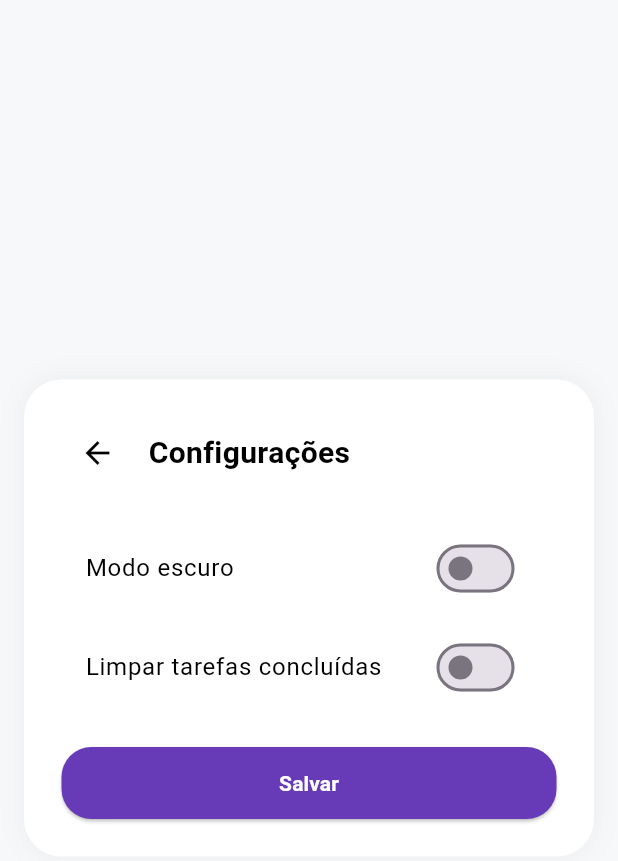
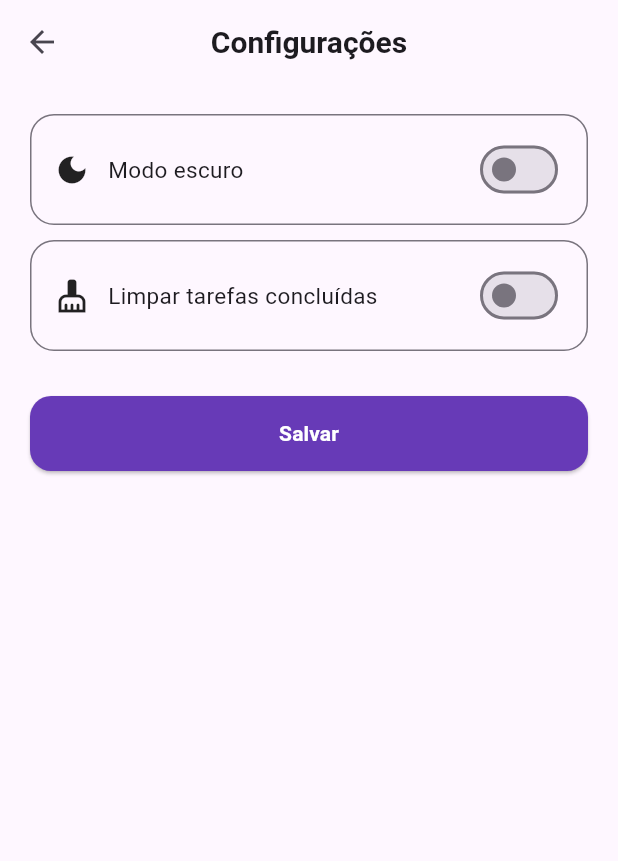
Before and after one commit to codebylari/taskmaster_app, a Flutter app: the screen it shows after launch, after a tap on the "radio button unchecked" icon, after a tap on the "settings" icon, on a phone screen of 412 x 824 dp. Shown: the top 861 px of the screen. Run offline on Flutter 3.47's test engine with Material 3 defaults, Android fonts, the phone set to English and light mode, and no system bars.

Commit message:
arrumei modo escuro

```diff
--- a/lib/main.dart
+++ b/lib/main.dart
@@ -6,13 +6,41 @@ void main() {
   runApp(MyApp());
 }
 
-class MyApp extends StatelessWidget {
+// 🔥 ALTERADO PARA STATEFUL (sem remover nada importante)
+class MyApp extends StatefulWidget {
+  @override
+  State<MyApp> createState() => _MyAppState();
+}
+
+class _MyAppState extends State<MyApp> {
+  bool modoEscuro = false;
+
+  // 🔥 função global para trocar tema
+  void atualizarTema(bool valor) {
+    setState(() {
+      modoEscuro = valor;
+    });
+  }
+
   @override
   Widget build(BuildContext context) {
     return MaterialApp(
       debugShowCheckedModeBanner: false,
+
+      // 👇 seu tema original (mantido)
       theme: AppTheme.theme,
-      home: SplashScreen(),
+
+      // 🔥 NOVO: tema escuro global
+      darkTheme: ThemeData.dark(),
+
+      // 🔥 NOVO: controle do tema
+      themeMode: modoEscuro ? ThemeMode.dark : ThemeMode.light,
+
+      // 🔥 ALTERAÇÃO AQUI (PASSANDO PRA SPLASH)
+      home: SplashScreen(
+        modoEscuro: modoEscuro,
+        onTemaChanged: atualizarTema,
+      ),
     );
   }
 }
--- a/lib/screens/configuracoes_page.dart
+++ b/lib/screens/configuracoes_page.dart
@@ -1,15 +1,34 @@
 import 'package:flutter/material.dart';
 
 class ConfiguracoesPage extends StatefulWidget {
-  const ConfiguracoesPage({super.key});
+  final bool modoEscuroAtual; // 🔥 recebe do app
+
+  // 🔥 ADICIONEI (não remove nada)
+  final Function(bool) onTemaChanged;
+
+  const ConfiguracoesPage({
+    super.key,
+    required this.modoEscuroAtual,
+
+    // 🔥 ADICIONEI (obrigatório agora)
+    required this.onTemaChanged,
+  });
 
   @override
   State<ConfiguracoesPage> createState() => _ConfiguracoesPageState();
 }
 
 class _ConfiguracoesPageState extends State<ConfiguracoesPage> {
-  bool modoEscuro = false;
+  late bool modoEscuro;
   bool limparConcluidas = false;
+
+  @override
+  void initState() {
+    super.initState();
+
+    // 🔥 AGORA ELE PEGA O VALOR REAL
+    modoEscuro = widget.modoEscuroAtual;
+  }
 
   void salvar() {
     Navigator.pop(context, {
@@ -20,100 +39,71 @@ class _ConfiguracoesPageState extends State<ConfiguracoesPage> {
 
   @override
   Widget build(BuildContext context) {
+    final theme = Theme.of(context);
+
     return Scaffold(
-      backgroundColor:
-          modoEscuro ? Colors.black : const Color(0xFFF7F8FA),
+      backgroundColor: theme.scaffoldBackgroundColor,
 
-      body: Center(
-        child: Container(
-          width: 380,
-          padding: const EdgeInsets.all(25),
-          decoration: BoxDecoration(
-            color: modoEscuro ? Colors.grey[900] : Colors.white,
-            borderRadius: BorderRadius.circular(25),
-            boxShadow: [
-              BoxShadow(
-                color: Colors.black.withOpacity(0.05),
-                blurRadius: 15,
-              )
-            ],
+      appBar: AppBar(
+        title: const Text("Configurações"),
+        centerTitle: true,
+        backgroundColor: Colors.transparent,
+        elevation: 0,
+        iconTheme: IconThemeData(color: theme.iconTheme.color),
+        titleTextStyle: TextStyle(
+          color: theme.textTheme.titleLarge?.color,
+          fontSize: 20,
+          fontWeight: FontWeight.w600,
+        ),
       ),
 
-          child: Column(
-            mainAxisSize: MainAxisSize.min,
+      body: ListView(
+        padding: const EdgeInsets.all(20),
         children: [
-              Row(
-                children: [
-                  IconButton(
-                    onPressed: () => Navigator.pop(context),
-                    icon: Icon(
-                      Icons.arrow_back,
-                      color:
-                          modoEscuro ? Colors.white : Colors.black,
-                    ),
-                  ),
-                  const SizedBox(width: 10),
-                  Text(
-                    "Configurações",
-                    style: TextStyle(
-                      fontSize: 20,
-                      fontWeight: FontWeight.w600,
-                      color:
-                          modoEscuro ? Colors.white : Colors.black,
-                    ),
-                  ),
-                ],
-              ),
-
-              const SizedBox(height: 25),
 
           // 🌙 MODO ESCURO
-              SwitchListTile(
-                value: modoEscuro,
+          _itemConfiguracao(
+            context,
+            titulo: "Modo escuro",
+            icone: Icons.dark_mode,
+            valor: modoEscuro,
             onChanged: (value) {
               setState(() {
                 modoEscuro = value;
               });
+
+              // 🔥 ADICIONEI (atualiza na hora)
+              widget.onTemaChanged(value);
             },
-                title: Text(
-                  "Modo escuro",
-                  style: TextStyle(
-                    color:
-                        modoEscuro ? Colors.white : Colors.black,
-                  ),
-                ),
           ),
 
           const SizedBox(height: 10),
 
-              // 🧹 LIMPAR CONCLUÍDAS
-              SwitchListTile(
-                value: limparConcluidas,
+          // 🧹 LIMPAR
+          _itemConfiguracao(
+            context,
+            titulo: "Limpar tarefas concluídas",
+            icone: Icons.cleaning_services,
+            valor: limparConcluidas,
             onChanged: (value) {
               setState(() {
                 limparConcluidas = value;
               });
             },
-                title: Text(
-                  "Limpar tarefas concluídas",
-                  style: TextStyle(
-                    color:
-                        modoEscuro ? Colors.white : Colors.black,
-                  ),
-                ),
           ),
 
-              const SizedBox(height: 25),
+          const SizedBox(height: 30),
 
+          // 🔥 BOTÃO
           SizedBox(
             width: double.infinity,
+            height: 50,
             child: ElevatedButton(
               onPressed: salvar,
               style: ElevatedButton.styleFrom(
                 backgroundColor: Colors.deepPurple,
-                    padding: const EdgeInsets.symmetric(vertical: 14),
                 shape: RoundedRectangleBorder(
-                      borderRadius: BorderRadius.circular(20),
+                  borderRadius: BorderRadius.circular(14),
                 ),
               ),
               child: const Text(
@@ -124,7 +114,45 @@ class _ConfiguracoesPageState extends State<ConfiguracoesPage> {
           ),
         ],
       ),
+    );
+  }
+
+  Widget _itemConfiguracao(
+    BuildContext context, {
+    required String titulo,
+    required IconData icone,
+    required bool valor,
+    required Function(bool) onChanged,
+  }) {
+    final theme = Theme.of(context);
+
+    return Container(
+      padding: const EdgeInsets.symmetric(horizontal: 15, vertical: 12),
+      decoration: BoxDecoration(
+        color: theme.cardColor,
+        borderRadius: BorderRadius.circular(16),
+        border: Border.all(color: theme.dividerColor),
       ),
+      child: Row(
+        children: [
+          Icon(icone, color: theme.iconTheme.color),
+          const SizedBox(width: 12),
+
+          Expanded(
+            child: Text(
+              titulo,
+              style: TextStyle(
+                color: theme.textTheme.bodyLarge?.color,
+                fontSize: 15,
+              ),
+            ),
+          ),
+
+          Switch(
+            value: valor,
+            onChanged: onChanged,
+          ),
+        ],
       ),
     );
   }
--- a/lib/screens/home_page.dart
+++ b/lib/screens/home_page.dart
@@ -99,10 +99,10 @@ class _HomePageState extends State<HomePage> {
   @override
   Widget build(BuildContext context) {
     final lista = tarefasOrdenadas;
+    final theme = Theme.of(context);
 
     return Scaffold(
-      backgroundColor:
-          widget.modoEscuro ? Colors.black : const Color(0xFFF7F8FA),
+      backgroundColor: theme.scaffoldBackgroundColor,
 
       appBar: AppBar(
         backgroundColor: Colors.transparent,
@@ -113,7 +113,7 @@ class _HomePageState extends State<HomePage> {
           style: TextStyle(
             fontSize: 24,
             fontWeight: FontWeight.bold,
-            color: widget.modoEscuro ? Colors.white : Colors.black,
+            color: theme.textTheme.titleLarge?.color,
           ),
         ),
 
@@ -121,13 +121,16 @@ class _HomePageState extends State<HomePage> {
           IconButton(
             icon: Icon(
               Icons.settings,
-              color: widget.modoEscuro ? Colors.white : Colors.black,
+              color: theme.iconTheme.color,
             ),
             onPressed: () async {
               final resultado = await Navigator.push(
                 context,
                 MaterialPageRoute(
-                  builder: (_) => const ConfiguracoesPage(),
+                  builder: (_) => ConfiguracoesPage(
+                    modoEscuroAtual: widget.modoEscuro,
+                    onTemaChanged: widget.onTemaChanged,
+                  ),
                 ),
               );
 
@@ -149,9 +152,7 @@ class _HomePageState extends State<HomePage> {
                 Text(
                   "Ordenar por: ",
                   style: TextStyle(
-                    color: widget.modoEscuro
-                        ? Colors.white
-                        : Colors.black,
+                    color: theme.textTheme.bodyLarge?.color,
                   ),
                 ),
                 DropdownButton<String>(
@@ -211,6 +212,7 @@ class _HomePageState extends State<HomePage> {
   }
 
   Widget _cardTarefa(BuildContext context, Map<String, dynamic> tarefa) {
+    final theme = Theme.of(context);
     final cor = _corPrioridade(tarefa["prioridade"]);
     final concluida = tarefa["concluida"];
 
@@ -243,6 +245,9 @@ class _HomePageState extends State<HomePage> {
         decoration: BoxDecoration(
           color: _corFundo(cor),
           borderRadius: BorderRadius.circular(16),
+          border: Border.all(
+            color: theme.dividerColor,
+          ),
         ),
         child: Row(
           children: [
@@ -269,9 +274,7 @@ class _HomePageState extends State<HomePage> {
                     tarefa["nome"],
                     style: TextStyle(
                       fontSize: 16,
-                      color: widget.modoEscuro
-                          ? Colors.white
-                          : Colors.black,
+                      color: theme.textTheme.bodyLarge?.color,
                       decoration: concluida
                           ? TextDecoration.lineThrough
                           : TextDecoration.none,
@@ -284,20 +287,17 @@ class _HomePageState extends State<HomePage> {
                     "Data: ${tarefa["data"]}",
                     style: TextStyle(
                       fontSize: 12,
-                      color: widget.modoEscuro
-                          ? Colors.grey[400]
-                          : Colors.grey[700],
+                      color: theme.textTheme.bodySmall?.color,
                     ),
                   ),
 
-                  // 🔥 CORREÇÃO AQUI
                   Text(
                     "Editado: ${_formatarData(
                       tarefa["ultimaModificacao"] ?? DateTime.now()
                     )}",
-                    style: const TextStyle(
+                    style: TextStyle(
                       fontSize: 11,
-                      color: Colors.grey,
+                      color: theme.hintColor,
                     ),
                   ),
                 ],
```
Also changed, not shown: lib/screens/detalhes_tarefa_page.dart (+39 -15 lines), lib/screens/modo_foco_page.dart (+36 -21 lines), lib/screens/nova_tarefa_page.dart (+59 -40 lines), lib/screens/splash_screen.dart (+11 -2 lines). Lines whose indentation alone changed are shown as unchanged.
